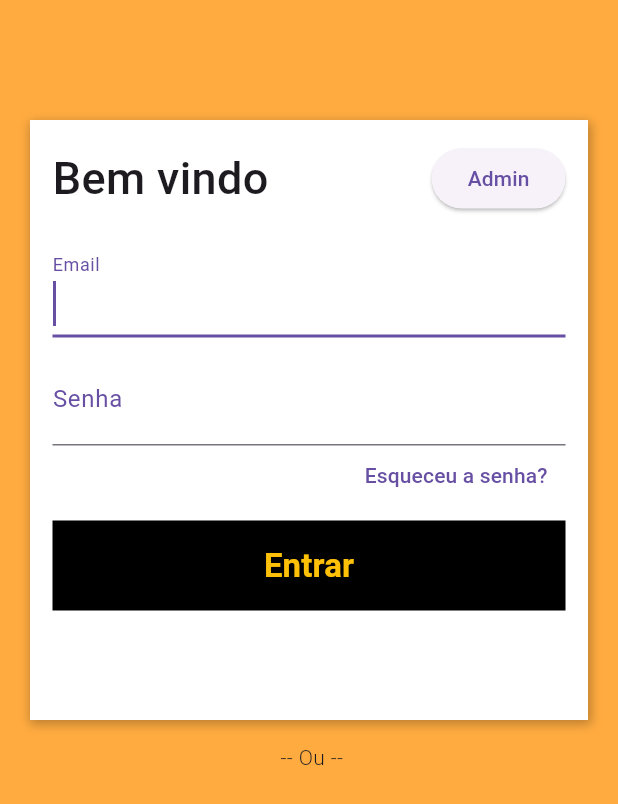
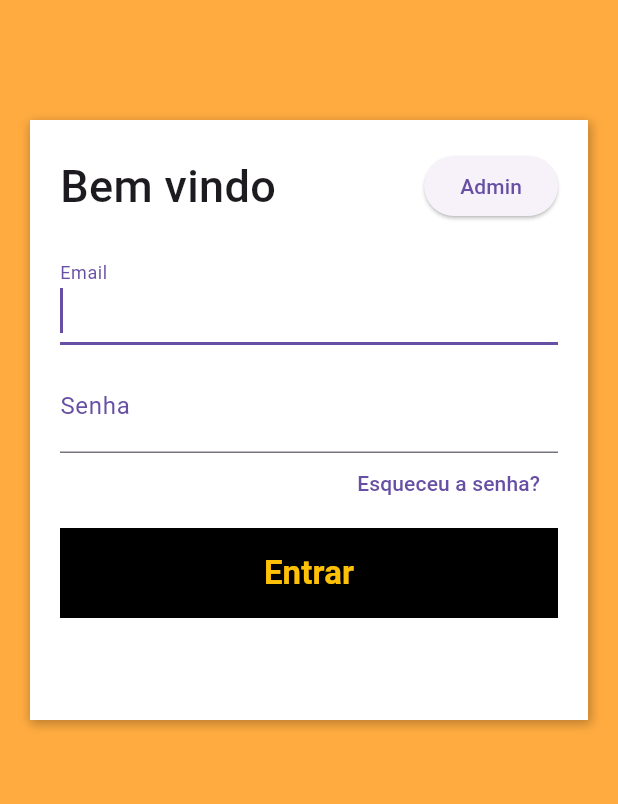
Before and after one commit to washingtonfernandes/project_vofaze, a Flutter app: the screen it shows after launch, on a phone screen of 412 x 824 dp. Shown: the top 804 px of the screen. Run offline on Flutter 3.47's test engine with Material 3 defaults, Android fonts, the light colour scheme and no system bars.

Commit message:
cadastros07102023

```diff
--- a/lib/pages/login.page.dart
+++ b/lib/pages/login.page.dart
@@ -30,8 +30,8 @@ class LoginPage extends StatelessWidget {
                 ],
               ),
               child: Padding(
-                padding: EdgeInsets.all(15),
-                child: ListView(
+                padding: EdgeInsets.all(20),
+                child: Column(
                   children: <Widget>[
                     Row(
                       mainAxisAlignment: MainAxisAlignment.spaceBetween,
@@ -127,11 +127,6 @@ class LoginPage extends StatelessWidget {
                 top: 15,
                 bottom: 15,
               ),
-              child: Text(" -- Ou --",
-                  style: TextStyle(
-                    fontSize: 14,
-                    fontWeight: FontWeight.w300,
-                  )),
             ),
           ],
         ),
```
